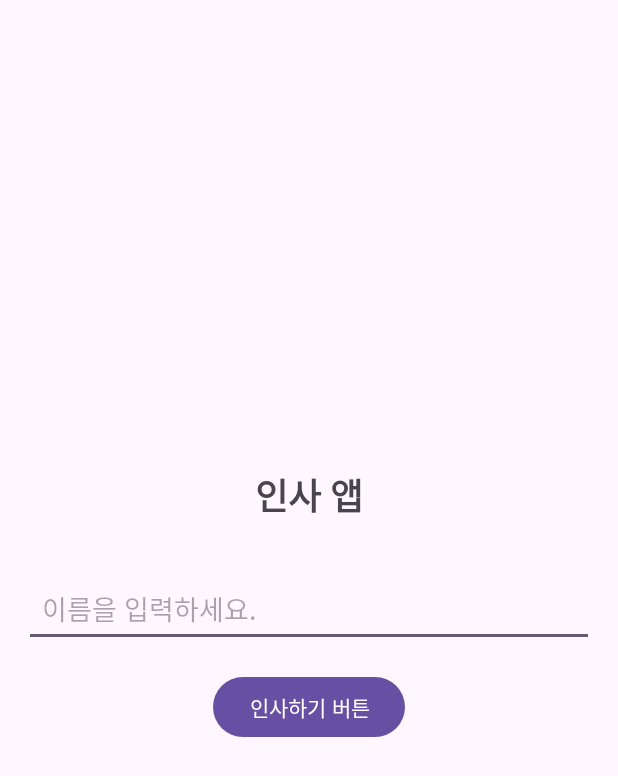
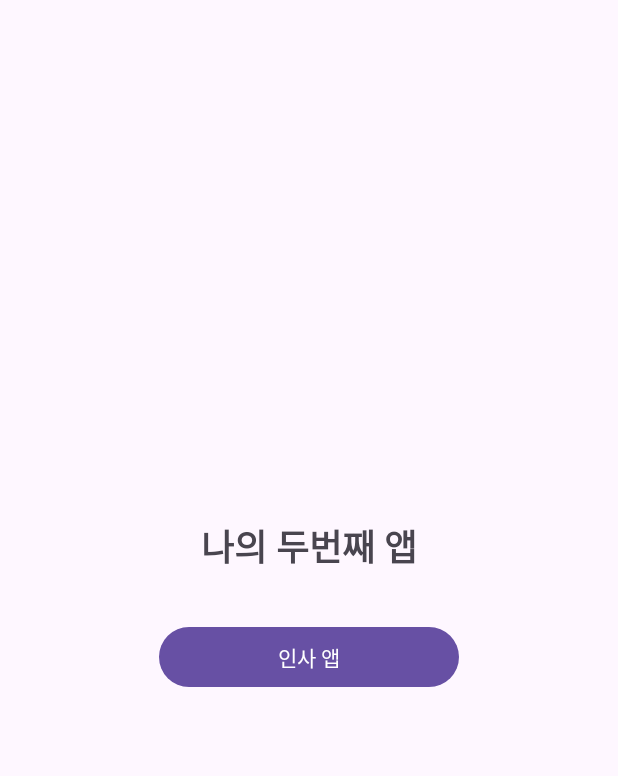
Before and after one commit to 2nayeon/kotlin2025, an Android app: the screen it shows after launch (MainActivity), on a phone screen of 412 x 824 dp. Shown: the top 776 px of the screen. Run offline under Robolectric (Android 15) with nearby library versions, the phone set to English and light mode, and no system bars.

Commit message:
week04: Greeting App v0.3

```diff
--- a/AppWeek04/app/src/main/AndroidManifest.xml
+++ b/AppWeek04/app/src/main/AndroidManifest.xml
@@ -20,6 +20,9 @@
                 <category android:name="android.intent.category.LAUNCHER" />
             </intent-filter>
         </activity>
+        <activity
+            android:name=".GreetingActivity"
+            android:exported="false" />
     </application>
 
 </manifest>
--- a/AppWeek04/app/src/main/java/com/appweek04/MainActivity.kt
+++ b/AppWeek04/app/src/main/java/com/appweek04/MainActivity.kt
@@ -1,11 +1,8 @@
 package com.appweek04
 
+import android.content.Intent
 import android.os.Bundle
-import android.util.Log
-import android.view.View
 import android.widget.Button
-import android.widget.EditText
-import android.widget.TextView
 import androidx.appcompat.app.AppCompatActivity
 
 class MainActivity : AppCompatActivity() {
@@ -13,23 +10,10 @@ class MainActivity : AppCompatActivity() {
         super.onCreate(savedInstanceState)
         setContentView(R.layout.activity_main)
 
-        val editTextName = findViewById<EditText>(R.id.editTextName)
-        val buttonGreet = findViewById<Button>(R.id.buttonGreet)
-        val textViewGreeting = findViewById<TextView>(R.id.textViewGreeting)
+        val buttonGreeting = findViewById<Button>(R.id.buttonGreeting)
 
-        buttonGreet.setOnClickListener{
-            val name = editTextName.text.toString().trim()
-
-            var greeting: String = ""
-            if(name.isNotEmpty()){
-                greeting = "안녕, ${name}님"
-
-            } else {
-                greeting = "너의 이름은?"
-            }
-            textViewGreeting.text = greeting
-            textViewGreeting.visibility = View.VISIBLE
-            Log.d("KotlinWeek04App", greeting)
+        buttonGreeting.setOnClickListener {
+            startActivity(Intent(this, GreetingActivity::class.java))
         }
     }
 }
--- a/AppWeek04/app/src/main/res/layout/activity_main.xml
+++ b/AppWeek04/app/src/main/res/layout/activity_main.xml
@@ -11,33 +11,16 @@
     <TextView
         android:layout_width="wrap_content"
         android:layout_height="wrap_content"
-        android:text="인사 앱"
+        android:text="나의 두번째 앱"
         android:textSize="24sp"
         android:textStyle="bold"
         android:layout_marginBottom="32dp" />
 
-    <EditText
-        android:id="@+id/editTextName"
-        android:layout_width="match_parent"
+    <Button
+        android:id="@+id/buttonGreeting"
+        android:layout_width="200dp"
         android:layout_height="wrap_content"
-        android:hint="이름을 입력하세요."
-        android:layout_marginBottom="16dp"
-        android:padding="12dp"
-        android:minHeight="48dp" />
-
-    <Button
-        android:id="@+id/buttonGreet"
-        android:layout_width="wrap_content"
-        android:layout_height="wrap_content"
-        android:text="인사하기 버튼"
+        android:text="인사 앱"
         android:layout_marginBottom="16dp" />
 
-    <TextView
-        android:id="@+id/textViewGreeting"
-        android:layout_width="wrap_content"
-        android:layout_height="wrap_content"
-        android:textSize="18sp"
-        android:textStyle="bold"
-        android:visibility="gone" />
-
 </LinearLayout>
```
Also changed, not shown: AppWeek04/app/src/main/java/com/appweek04/GreetingActivity.kt (added, +35 -0 lines), AppWeek04/app/src/main/res/layout/activity_greeting.xml (added, +41 -0 lines).
